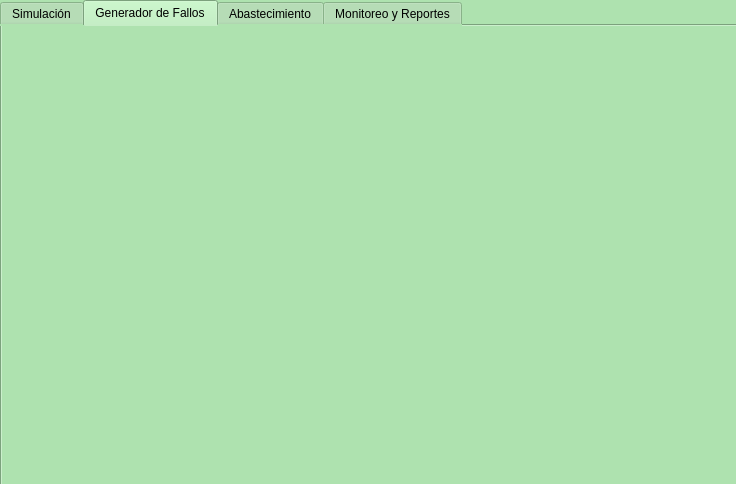
Before: the Qt Designer form ProyectoUnoOperativos/ventanasimulacion.ui in nws18/ProyectoUnoOperativos, drawn with Qt 5.
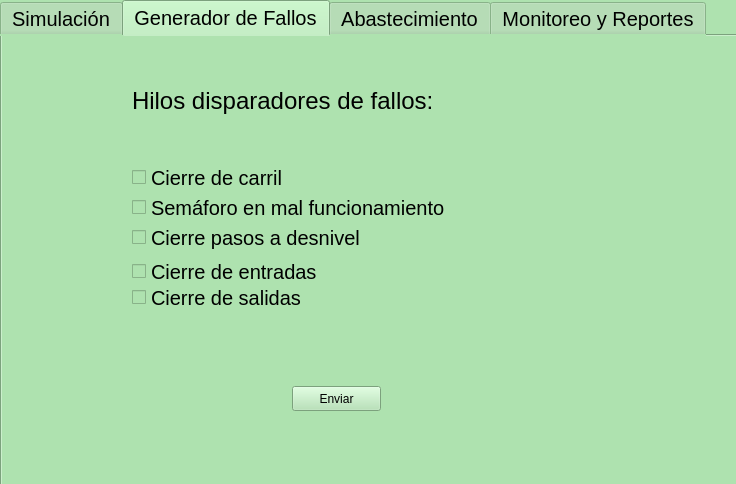
After: the same form once the commit is applied. The open tabs and pages were chosen to show the change. Icons and pictures are not drawn.

Patch:
```diff
--- a/ProyectoUnoOperativos/ventanasimulacion.ui
+++ b/ProyectoUnoOperativos/ventanasimulacion.ui
@@ -10,6 +10,11 @@
     <height>484</height>
    </rect>
   </property>
+  <property name="font">
+   <font>
+    <pointsize>15</pointsize>
+   </font>
+  </property>
   <property name="windowTitle">
    <string>Simulación</string>
   </property>
@@ -111,6 +116,138 @@
     <attribute name="title">
      <string>Generador de Fallos</string>
     </attribute>
+    <widget class="QLabel" name="label_4">
+     <property name="geometry">
+      <rect>
+       <x>130</x>
+       <y>50</y>
+       <width>351</width>
+       <height>31</height>
+      </rect>
+     </property>
+     <property name="text">
+      <string>&lt;html&gt;&lt;head/&gt;&lt;body&gt;&lt;p&gt;&lt;span style=&quot; font-size:18pt;&quot;&gt;Hilos disparadores de fallos:&lt;/span&gt;&lt;/p&gt;&lt;/body&gt;&lt;/html&gt;</string>
+     </property>
+    </widget>
+    <widget class="QLabel" name="label_5">
+     <property name="geometry">
+      <rect>
+       <x>70</x>
+       <y>40</y>
+       <width>50</width>
+       <height>50</height>
+      </rect>
+     </property>
+     <property name="styleSheet">
+      <string notr="true">image: url(:/images/correccion-de-error.png);</string>
+     </property>
+     <property name="text">
+      <string/>
+     </property>
+    </widget>
+    <widget class="QCheckBox" name="cbCierreCarril">
+     <property name="geometry">
+      <rect>
+       <x>130</x>
+       <y>130</y>
+       <width>171</width>
+       <height>23</height>
+      </rect>
+     </property>
+     <property name="font">
+      <font>
+       <pointsize>15</pointsize>
+      </font>
+     </property>
+     <property name="text">
+      <string>Cierre de carril</string>
+     </property>
+    </widget>
+    <widget class="QCheckBox" name="cbSemaforoMalFuncionamiento">
+     <property name="geometry">
+      <rect>
+       <x>130</x>
+       <y>160</y>
+       <width>321</width>
+       <height>23</height>
+      </rect>
+     </property>
+     <property name="font">
+      <font>
+       <pointsize>15</pointsize>
+      </font>
+     </property>
+     <property name="text">
+      <string>Semáforo en mal funcionamiento</string>
+     </property>
+    </widget>
+    <widget class="QCheckBox" name="cbPasosDesnivel">
+     <property name="geometry">
+      <rect>
+       <x>130</x>
+       <y>190</y>
+       <width>231</width>
+       <height>23</height>
+      </rect>
+     </property>
+     <property name="font">
+      <font>
+       <pointsize>15</pointsize>
+      </font>
+     </property>
+     <property name="text">
+      <string>Cierre pasos a desnivel</string>
+     </property>
+    </widget>
+    <widget class="QCheckBox" name="cbCierreEntradas">
+     <property name="geometry">
+      <rect>
+       <x>130</x>
+       <y>220</y>
+       <width>201</width>
+       <height>31</height>
+      </rect>
+     </property>
+     <property name="font">
+      <font>
+       <pointsize>15</pointsize>
+      </font>
+     </property>
+     <property name="text">
+      <string>Cierre de entradas</string>
+     </property>
+    </widget>
+    <widget class="QCheckBox" name="cbCierreSalidas">
+     <property name="geometry">
+      <rect>
+       <x>130</x>
+       <y>250</y>
+       <width>171</width>
+       <height>23</height>
+      </rect>
+     </property>
+     <property name="font">
+      <font>
+       <pointsize>15</pointsize>
+      </font>
+     </property>
+     <property name="text">
+      <string>Cierre de salidas</string>
+     </property>
+    </widget>
+    <widget class="QPushButton" name="btnEnviarDisparadoresFallos">
+     <property name="geometry">
+      <rect>
+       <x>290</x>
+       <y>350</y>
+       <width>89</width>
+       <height>25</height>
+      </rect>
+     </property>
+     <property name="text">
+      <string>Enviar</string>
+     </property>
+    </widget>
    </widget>
    <widget class="QWidget" name="tab_2">
     <attribute name="title">
```
Left out of the diff: 110 changed lines with no effect on the pictures.
